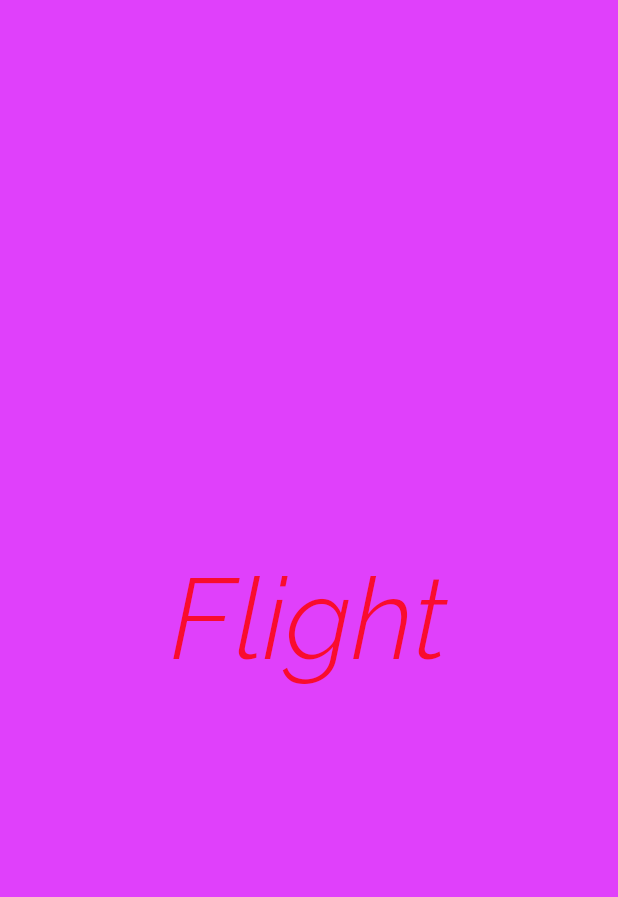
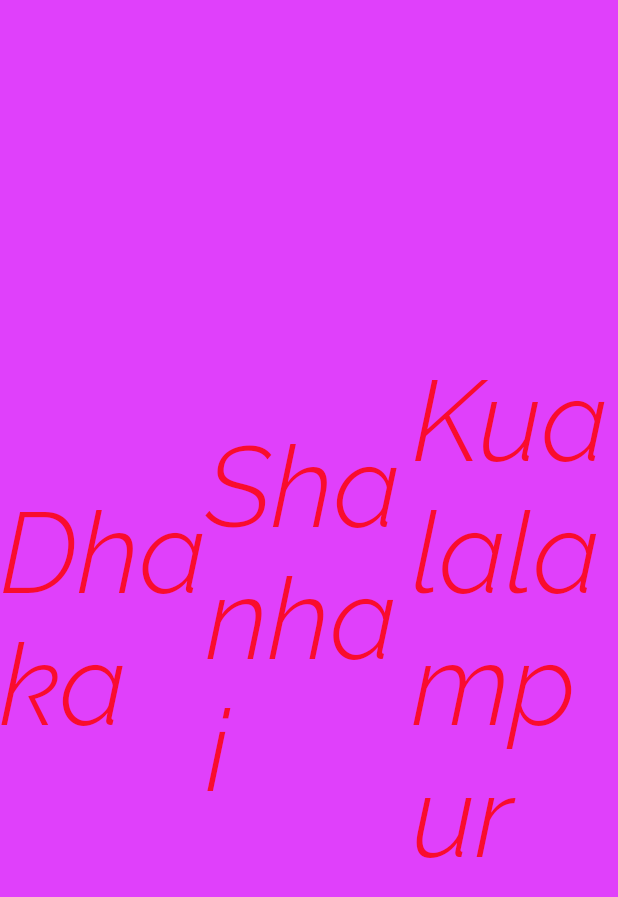
Before and after one commit to hridoymahmud71/flutter_smartherd_two, a Flutter app: the screen it shows after launch, on a phone screen of 412 x 824 dp. Shown: the top 897 px of the screen. Run offline on Flutter 3.47's test engine with Material 2 defaults, Android fonts, the phone set to English and light mode, and no system bars.

Commit message:
Tue, Nov 12, 2019  6:57:44 PM

```diff
--- a/lib/app_screens/home.dart
+++ b/lib/app_screens/home.dart
@@ -9,8 +9,11 @@ class Home extends StatelessWidget {
       child:Container(
         alignment: Alignment.center,
         color: Colors.purpleAccent,
-        child: Text(
-            "Flight", textDirection: TextDirection.ltr,
+        child:Row(
+          children: <Widget>[
+            Expanded(child:
+            Text(
+              "Dhaka", textDirection: TextDirection.ltr,
               style: TextStyle(
                 decoration: TextDecoration.none,
                 fontFamily: 'Raleway',
@@ -20,6 +23,37 @@ class Home extends StatelessWidget {
               ),
             ),
             ),
+            Expanded(child:
+            Text(
+              "Shanhai", textDirection: TextDirection.ltr,
+              style: TextStyle(
+                decoration: TextDecoration.none,
+                fontFamily: 'Raleway',
+                fontStyle: FontStyle.italic,
+                fontWeight: FontWeight.w300,
+                fontSize: 75.0,
+              ),
+            ),
+            ),
+            Expanded(child:
+            Text(
+              "Kualalampur", textDirection: TextDirection.ltr,
+              style: TextStyle(
+                decoration: TextDecoration.none,
+                fontFamily: 'Raleway',
+                fontStyle: FontStyle.italic,
+                fontWeight: FontWeight.w300,
+                fontSize: 75.0,
+              ),
+            ),
+            ),
+
+
+
+          ],
+
+        ),
+      ),
     );
 
   }
```
Lines whose indentation alone changed are shown as unchanged.
